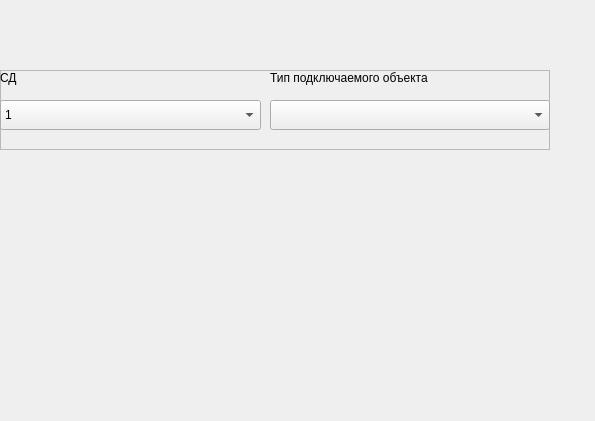
Before: the Qt Designer form m_cfg/unitWidgets/widget_sd_bl_ip.ui in xXRadioHeadXx/start7, drawn with Qt 5.
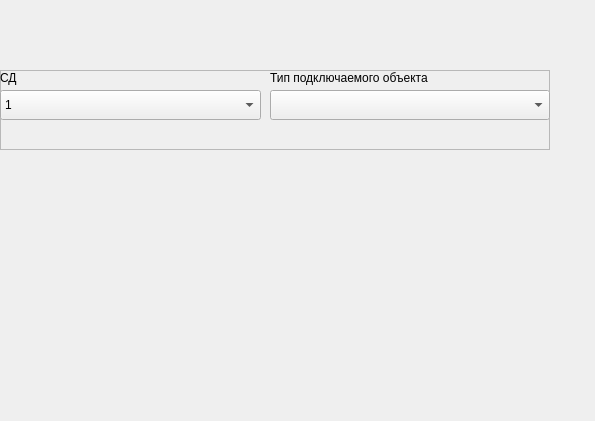
After: the same form once the commit is applied. Custom widgets are drawn as their Qt base class.

```diff
--- a/m_cfg/unitWidgets/widget_sd_bl_ip.ui
+++ b/m_cfg/unitWidgets/widget_sd_bl_ip.ui
@@ -51,7 +51,7 @@
     <property name="geometry">
      <rect>
       <x>0</x>
-      <y>30</y>
+      <y>20</y>
       <width>261</width>
       <height>30</height>
      </rect>
@@ -101,7 +101,7 @@
     <property name="geometry">
      <rect>
       <x>270</x>
-      <y>30</y>
+      <y>20</y>
       <width>280</width>
       <height>30</height>
      </rect>
```
